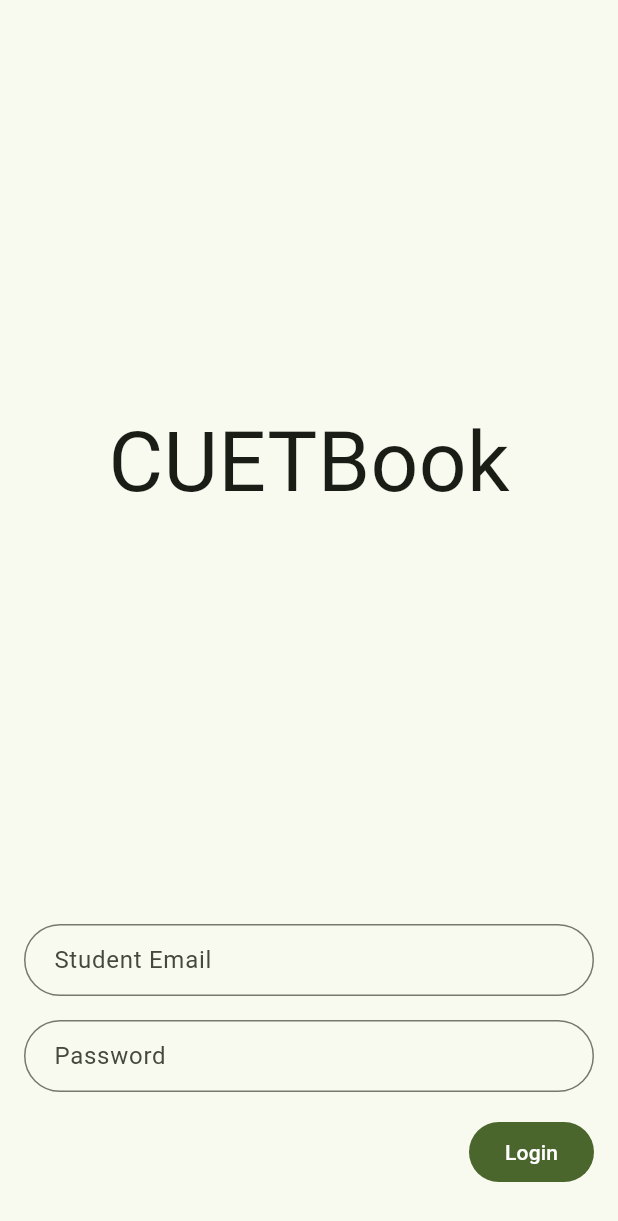
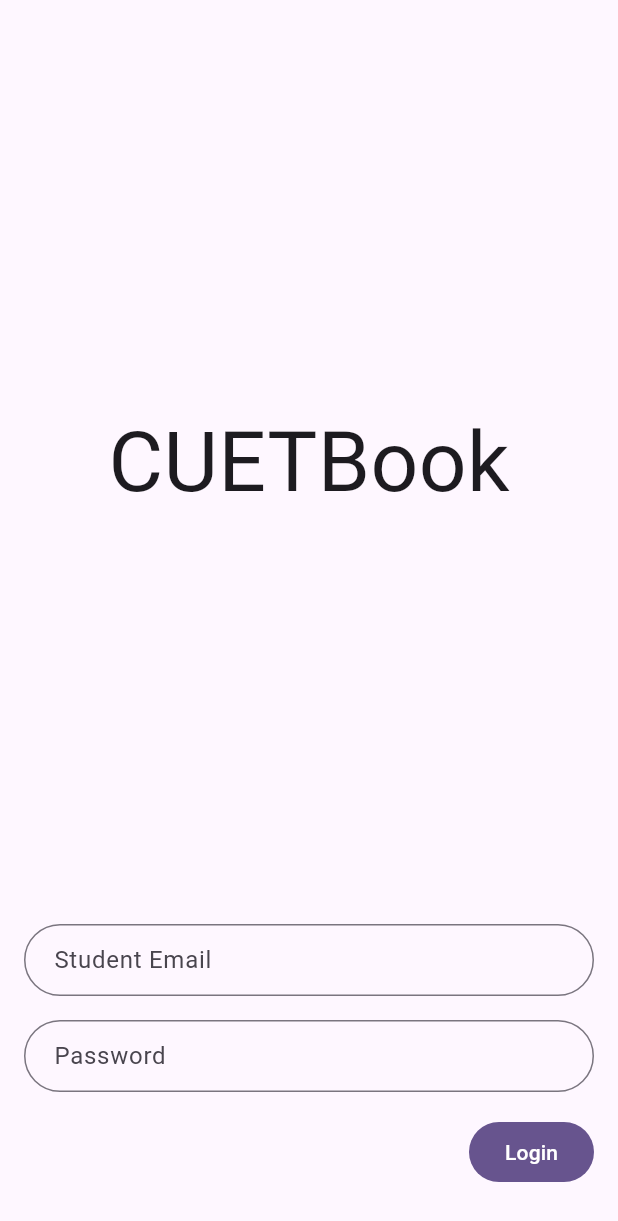
Before and after one commit to cuet-dev-corpse/cuet_book, a Flutter app: the screen it shows after launch, on a phone screen of 412 x 824 dp. Shown: the top 1221 px of the screen. Run offline on Flutter 3.47's test engine with Material 2 defaults, Android fonts, the phone set to English and light mode, and no system bars.

Commit message:
🎨 Add color theme based on CUET Logo

```diff
--- a/lib/main.dart
+++ b/lib/main.dart
@@ -13,7 +13,10 @@ class MainApp extends StatelessWidget {
     return MaterialApp(
       theme: ThemeData(
         useMaterial3: true,
-        colorScheme: ColorScheme.fromSeed(seedColor: Colors.lightGreenAccent),
+        colorScheme: ColorScheme.fromSeed(
+          seedColor: const Color(0xFF390083),
+          secondary: const Color(0xFFba8742),
+        ),
       ),
       initialRoute: LoginScreen.routeName,
       routes: {
```
